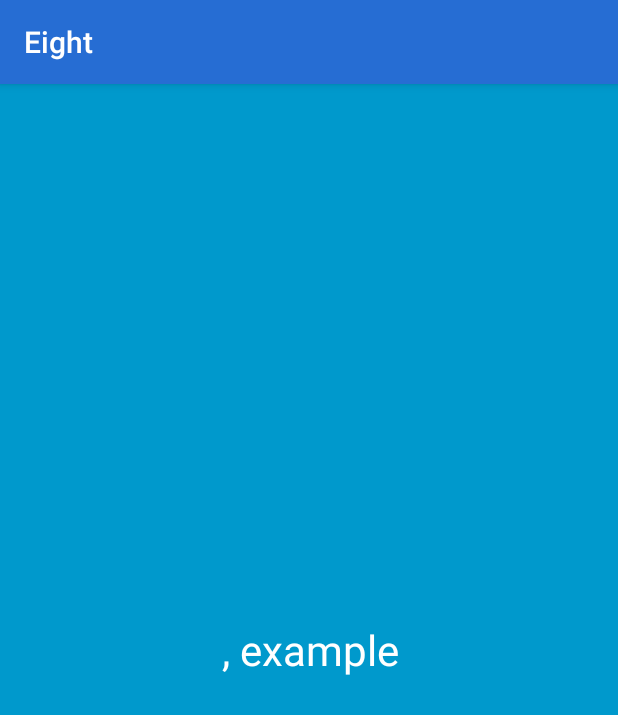
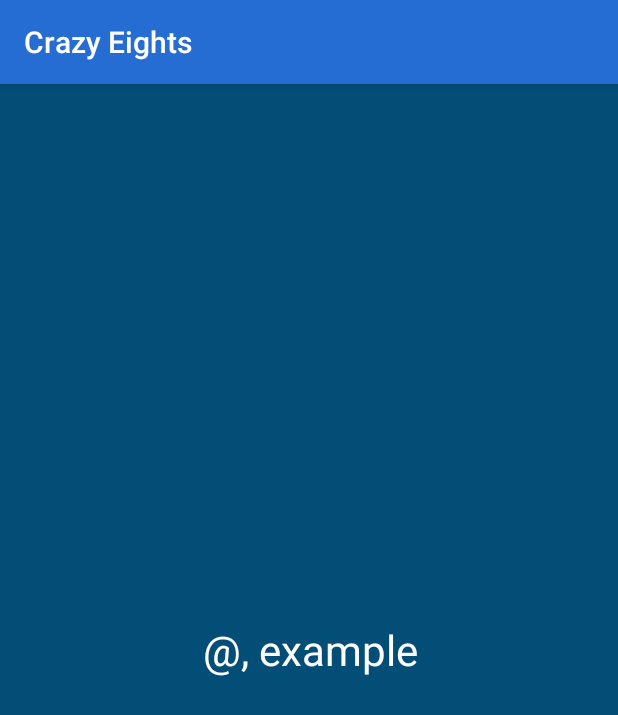
Before and after one commit to camhammel/DrinkUp, an Android app: the Eight screen opened directly, with no data from a screen before it, on a phone screen of 412 x 824 dp. Shown: the top 715 px of the screen. Run offline under Robolectric (Android 15) with nearby library versions, the phone set to English and light mode, and no system bars; 1 statement that could not run was skipped.

Commit message:
First update to the "Eight" game, now named "Crazy Eights" (with credit to Trevor Ortlieb). Minor backend changes and more example text added.

```diff
--- a/app/src/main/java/com/cameronhammel/cam/drinkup/Eight.java
+++ b/app/src/main/java/com/cameronhammel/cam/drinkup/Eight.java
@@ -1,6 +1,8 @@
 package com.cameronhammel.cam.drinkup;
 
+import android.annotation.SuppressLint;
 import android.os.Bundle;
+import android.support.constraint.ConstraintLayout;
 import android.support.v7.app.AppCompatActivity;
 import android.view.View;
 import android.widget.TextView;
@@ -14,6 +16,7 @@ public class Eight extends AppCompatActivity
 
     String [] texts;
     TextView tv;
+    ConstraintLayout cl;
 
     @Override
     protected void onCreate(Bundle savedInstanceState)
@@ -22,13 +25,13 @@ public class Eight extends AppCompatActivity
         setContentView(R.layout.activity_eight);
 
         texts = new String[10];
-        texts[0] = "@, have 8 sips!";
-        texts[1] = "@, take a drink!";
-        texts[2] = "@, take a sip each time you swear in the next 5 turns";
+        texts[0] = "@, list 8 Disney characters or take 3 sips!";
+        texts[1] = "@, take 2 sips!";
+        texts[2] = "@, take a sip each time you're caught swearing in the next 8 turns!";
         texts[3] = "@, take 3 sips!";
-        texts[4] = "@, example";
-        texts[5] = "@, example";
-        texts[6] = "@, example";
+        texts[4] = "example";
+        texts[5] = "example";
+        texts[6] = "example";
         texts[7] = "@, example";
         texts[8] = "@, example";
         texts[9] = "@, example";
@@ -40,18 +43,22 @@ public class Eight extends AppCompatActivity
     private void playRound()
     {
         tv = findViewById(R.id.eightText);
+        cl = findViewById(R.id.constraintLayout);
         refreshText(tv);
     }
 
+    @SuppressLint("ResourceAsColor")
     public void refreshText(View view)
     {
+        cl.setBackgroundColor(R.color.colorPrimary);
         tv.setText(generateText());
     }
 
     private String generateText()
     {
         String n = texts[(int) (Math.random() * texts.length)];
-        n = n.replaceAll("@", MainActivity.players[0]);
+        int z = (int) (Math.random() * MainActivity.finalplayers.size());
+        n = n.replaceAll("@", MainActivity.finalplayers.get(z) + "");
         return n;
     }
 }
--- a/app/src/main/res/layout/activity_game_select.xml
+++ b/app/src/main/res/layout/activity_game_select.xml
@@ -29,7 +29,7 @@
             android:layout_width="match_parent"
             android:layout_height="wrap_content"
             android:layout_margin="16dp"
-            android:text="Eight" />
+            android:text="Crazy Eights" />
 
         <Button
             android:id="@+id/button2"
--- a/app/src/main/res/values/strings.xml
+++ b/app/src/main/res/values/strings.xml
@@ -1,7 +1,6 @@
 <resources>
     <string name="app_name">Drink Up</string>
-
-    <string name="title_activity_eight">Eight</string>
+    <string name="title_activity_eight">Crazy Eights</string>
     <string name="dummy_button">Dummy Button</string>
     <string name="dummy_content">DUMMY\nCONTENT</string>
 </resources>
```
Also changed, not shown: app/src/main/java/com/cameronhammel/cam/drinkup/MainActivity.java (+16 -0 lines).
